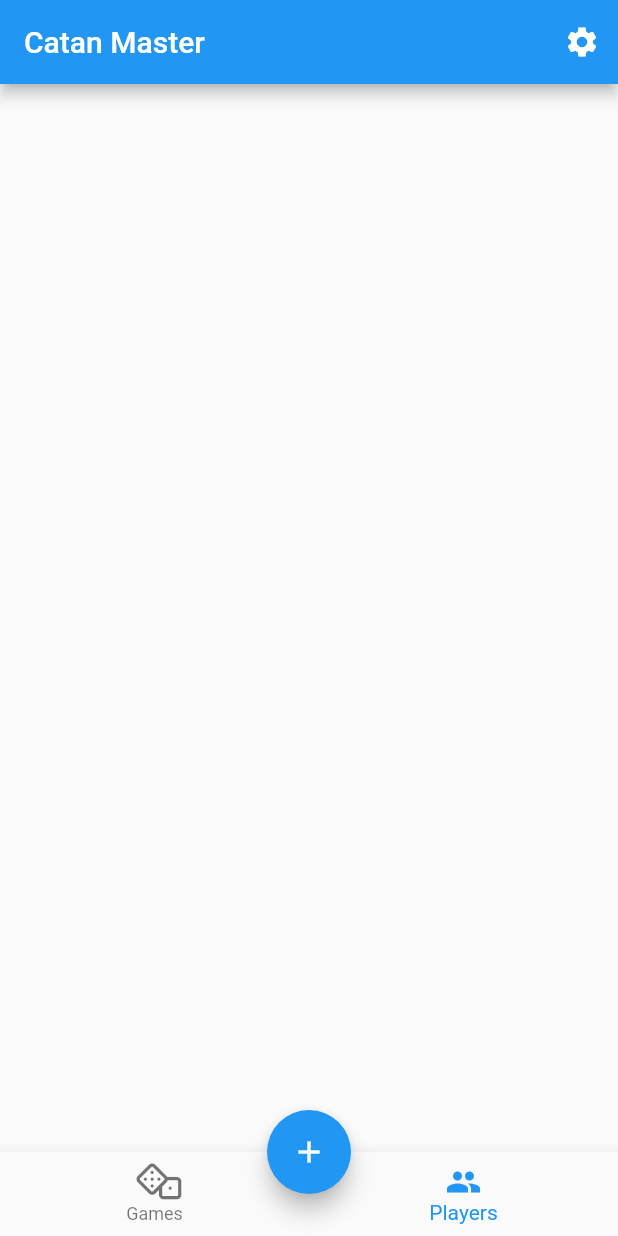
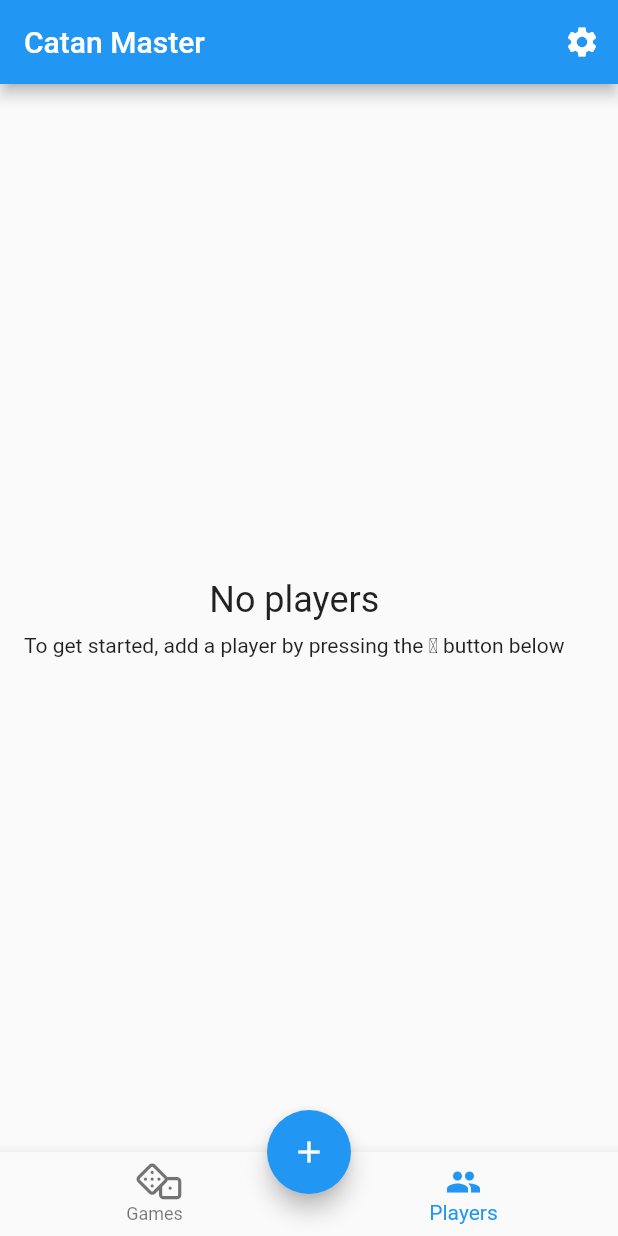
Before and after one commit to wietsebuseyne/CatanMaster, a Flutter app: the screen it shows after launch, item 2 of the bottom bar chosen, on a phone screen of 412 x 824 dp. Run offline on Flutter 3.47's test engine with Material 2 defaults, Android fonts, the phone set to English and light mode, and no system bars; our stand-ins replace bloc, dartz, equatable, firebase_core, firebase_database, flutter_bloc and 5 more; missing offline and left inert: polygon_clipper; accounts and stored records are empty; generated files the repository leaves out were written again.

Commit message:
Player tab UI improvements

```diff
--- a/lib/domain/players/player.dart
+++ b/lib/domain/players/player.dart
@@ -101,7 +101,7 @@ class PlayerStatistics extends Equatable {
 
   Game get lastGame => games.firstOrNull;
 
-  List<bool> getWins(int nb) => games.take(nb).toList().reversed.map((g) => g.winner == player).toList();
+  List<bool> getWinOrLose(int nb) => games.take(nb).toList().map((g) => g.winner == player).toList();
 
   @override
   List<Object> get props => [player, games];
--- /dev/null
+++ b/lib/presentation/core/widgets/empty_list_message.dart
@@ -0,0 +1,31 @@
+import 'package:flutter/cupertino.dart';
+import 'package:flutter/material.dart';
+
+class EmptyListMessage extends StatelessWidget {
+
+  final Widget title;
+  final Widget subtitle;
+
+  EmptyListMessage({@required this.title, this.subtitle}) : assert(title != null);
+
+  @override
+  Widget build(BuildContext context) {
+    return Padding(
+      padding: const EdgeInsets.all(16.0),
+      child: Column(
+        mainAxisSize: MainAxisSize.max,
+        mainAxisAlignment: MainAxisAlignment.center,
+        children: [
+          DefaultTextStyle(style: Theme.of(context).textTheme.headline5, textAlign: TextAlign.center, child: title),
+          if (subtitle != null) SizedBox(height: 8.0,),
+          if (subtitle != null) DefaultTextStyle(
+              style: Theme.of(context).textTheme.bodyText2,
+              textAlign: TextAlign.center,
+              child: subtitle
+          ),
+        ],
+      ),
+    );
+  }
+
+}
--- a/lib/presentation/players/pages/player_stats_page.dart
+++ b/lib/presentation/players/pages/player_stats_page.dart
@@ -5,7 +5,7 @@ import 'package:catan_master/presentation/core/catan_icons.dart';
 import 'package:catan_master/presentation/core/widgets/hexagon.dart';
 import 'package:catan_master/presentation/core/widgets/horizontal_info_tile.dart';
 import 'package:catan_master/presentation/games/pages/games_page.dart';
-import 'package:catan_master/presentation/players/widgets/last_games.dart';
+import 'package:catan_master/presentation/players/widgets/win_lose_hex.dart';
 import 'package:flutter/material.dart';
 import 'package:flutter/widgets.dart';
 import 'package:intl/intl.dart';
@@ -27,7 +27,7 @@ class PlayerStatsPage extends StatelessWidget {
 
             //Last Games
             Divider(indent: 32.0, endIndent: 32.0,),
-            Center(child: LastGames(wins: statistics.getWins(13))), //TODO calc nb based on width
+            Center(child: WinLoseHexagonPath(wins: statistics.getWinOrLose(13))), //TODO calc nb based on width
 
             //Prizes
             if (statistics.prizes.isNotEmpty) Divider(indent: 32.0, endIndent: 32.0,),
--- a/lib/presentation/players/pages/players_page.dart
+++ b/lib/presentation/players/pages/players_page.dart
@@ -1,4 +1,6 @@
+import 'package:catan_master/application/games/games_bloc.dart';
 import 'package:catan_master/application/players/players_bloc.dart';
+import 'package:catan_master/domain/players/player.dart';
 import 'package:catan_master/presentation/players/widgets/players_list.dart';
 import 'package:flutter/cupertino.dart';
 import 'package:flutter/material.dart';
@@ -8,13 +10,24 @@ class PlayersPage extends StatelessWidget {
   @override
   Widget build(BuildContext context) {
     return BlocBuilder<PlayersBloc, PlayerState>(
-      builder: (BuildContext context, PlayerState state) {
-        if (state is PlayersLoading || state is InitialPlayersState) {
+      builder: (BuildContext context, PlayerState playersState) {
+        if (playersState is PlayersLoading || playersState is InitialPlayersState) {
           return Center(child: CircularProgressIndicator());
-        } else if (state is PlayersLoaded) {
-          return PlayersList(state.players);
+        } else if (playersState is PlayersLoaded) {
+          return BlocBuilder<GamesBloc, GamesState>(
+            builder: (BuildContext context, GamesState gamesState) {
+              if (gamesState is GamesLoaded) {
+                List<PlayerStatistics> statistics = playersState.players.map(
+                        (p) => PlayerStatistics.fromGames(p, gamesState.games)
+                ).toList();
+                statistics.sort((s1, s2) => s1.rank.compareTo(s2.rank));
+                return PlayersList(statistics);
+              }
+              return Center(child: CircularProgressIndicator(),);
+            }
+          );
         }
-        return Text("Unimplemented state: $state");
+        return Text("Unimplemented state: $playersState");
       }
     );
   }
--- a/lib/presentation/players/widgets/players_list.dart
+++ b/lib/presentation/players/widgets/players_list.dart
@@ -1,19 +1,26 @@
+import 'package:catan_master/domain/games/game.dart';
 import 'package:catan_master/domain/players/player.dart';
+import 'package:catan_master/presentation/core/widgets/empty_list_message.dart';
 import 'package:catan_master/presentation/players/widgets/player_list_tile.dart';
 import 'package:flutter/material.dart';
 
 class PlayersList extends StatelessWidget {
 
-  final List<Player> players;
+  final List<PlayerStatistics> statistics;
 
-  PlayersList(this.players);
+  PlayersList(this.statistics);
 
   @override
   Widget build(BuildContext context) {
-    return ListView.separated(
-        itemBuilder: (BuildContext context, int index) => PlayerListTile(players[index]),
-        separatorBuilder: (c, i) => Divider(height: 1,),
-        itemCount: players.length
+    if (statistics.isEmpty) return EmptyListMessage(
+      title: Text("No players"),
+      subtitle: Text("To get started, add a player by pressing the \u2795 button below"),
+    );
+    return ListView.builder(
+        itemBuilder: (BuildContext context, int index) => PlayerListTile(
+          statistics[index],
+        ),
+        itemCount: statistics.length
     );
   }
 }
```
Also changed, not shown: lib/presentation/games/widgets/games_list.dart (+5 -12 lines), lib/presentation/players/widgets/player_list_tile.dart (+15 -5 lines), lib/presentation/players/widgets/win_lose_hex.dart (renamed from lib/presentation/players/widgets/last_games.dart, +28 -10 lines).
